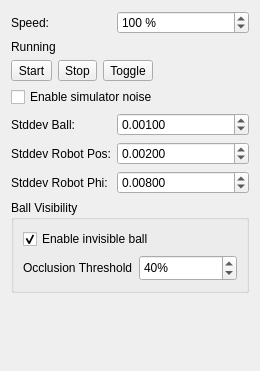
robotics-erlangen/framework, file src/ra/simulatorwidget.ui: the form before one commit.
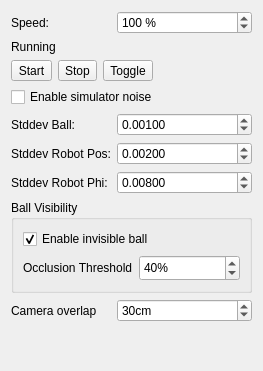
The form after the commit.

Commit message: amun/simulator: camera overlap is now configurable in the UI

The edit to the form file:
```diff
--- a/src/ra/simulatorwidget.ui
+++ b/src/ra/simulatorwidget.ui
@@ -6,7 +6,7 @@
    <rect>
     <x>0</x>
     <y>0</y>
-    <width>243</width>
+    <width>263</width>
     <height>371</height>
    </rect>
   </property>
@@ -213,6 +213,26 @@
      </layout>
     </widget>
    </item>
+   <item row="10" column="0">
+    <widget class="QLabel" name="overlapLabel">
+     <property name="text">
+      <string>Camera overlap</string>
+     </property>
+    </widget>
+   </item>
+   <item row="10" column="1">
+    <widget class="QSpinBox" name="spinCameraOverlap">
+     <property name="suffix">
+      <string>cm</string>
+     </property>
+     <property name="maximum">
+      <number>200</number>
+     </property>
+     <property name="value">
+      <number>30</number>
+     </property>
+    </widget>
+   </item>
   </layout>
  </widget>
  <tabstops>
```
The commit also changes 4 other files.
